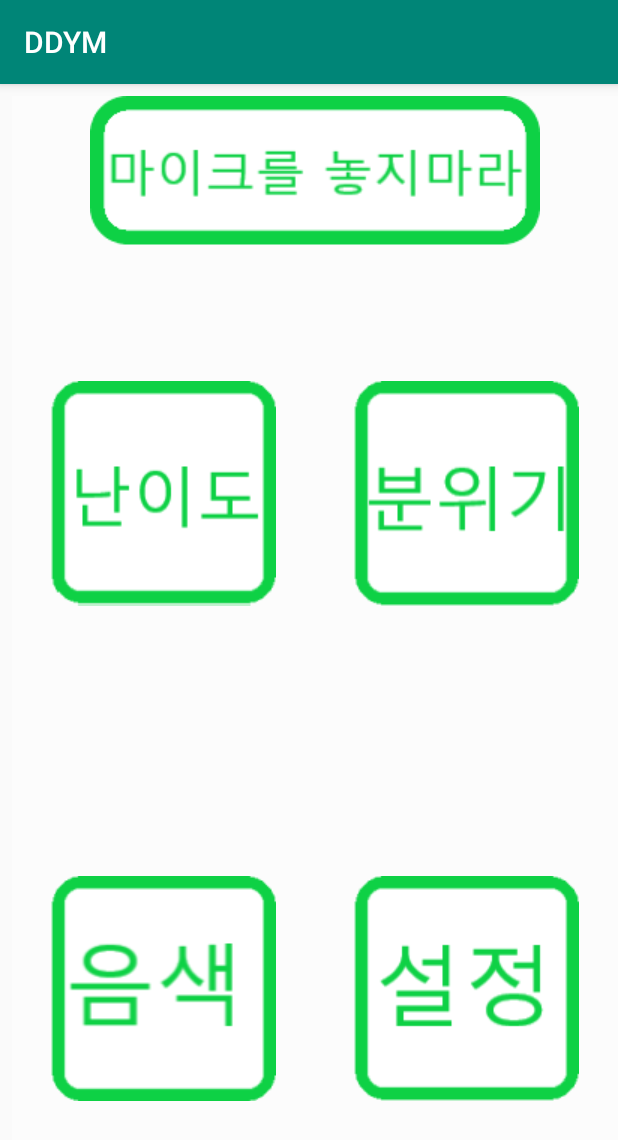
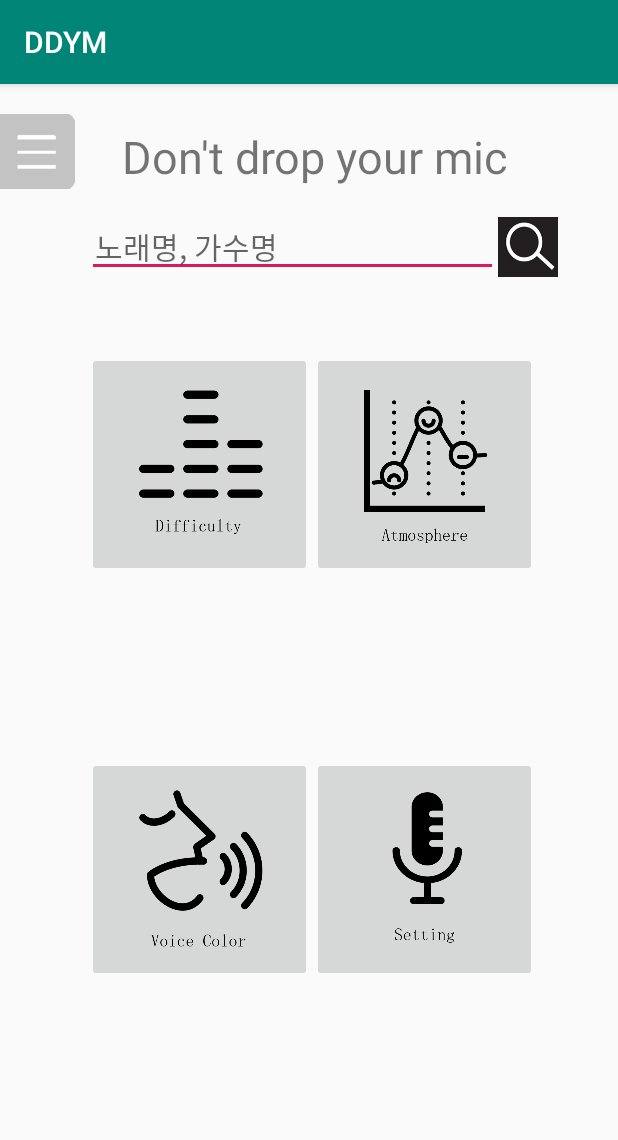
Before and after one commit to liqurt/Gachon-2020-Dont-drop-your-mic, an Android app: the screen it shows after launch (MainActivity), on a phone screen of 412 x 824 dp. Shown: the top 1140 px of the screen. Run offline under Robolectric (Android 15) with nearby library versions, the phone set to English and light mode, and no system bars; 2 statements that could not run were skipped.

Commit message:
update picture

```diff
--- a/app/src/main/res/layout/activity_main.xml
+++ b/app/src/main/res/layout/activity_main.xml
@@ -1,10 +1,68 @@
 <?xml version="1.0" encoding="utf-8"?>
-<android.support.constraint.ConstraintLayout xmlns:android="http://schemas.android.com/apk/res/android"
+<RelativeLayout xmlns:android="http://schemas.android.com/apk/res/android"
     xmlns:app="http://schemas.android.com/apk/res-auto"
     xmlns:tools="http://schemas.android.com/tools"
     android:layout_width="match_parent"
     android:layout_height="match_parent"
-    tools:context=".MainActivity">
+    android:orientation="vertical"
+    tools:context="MainActivity">
+
+    <!--슬라이드 메뉴-->
+    <Button
+        android:id="@+id/btnMenu"
+        android:layout_height="50dp"
+        android:layout_width="50dp"
+        android:layout_marginTop="20dp"
+        android:background="@drawable/menu_button" />
+
+    <LinearLayout
+        android:id="@+id/slideMenu"
+        android:layout_width="200dp"
+        android:layout_height="match_parent"
+        android:orientation="vertical"
+        android:background="@color/color_White"
+        android:visibility="gone">
+
+        <TextView
+            android:layout_width="wrap_content"
+            android:layout_height="wrap_content"
+            android:layout_marginTop="90dp"
+            android:layout_marginBottom="50dp"
+            android:textSize="35dp"
+            android:textStyle="bold"
+            android:textColor="#000000"
+            android:layout_gravity="center"
+            android:text="MENU"/>
+        <Button
+            android:id="@+id/menu_difficulty"
+            android:layout_width="150dp"
+            android:layout_height="60dp"
+            android:layout_gravity="center"
+            android:text="Difficulty"
+            android:textSize="19dp" />
+        <Button
+            android:id="@+id/menu_atmosphere"
+            android:layout_width="150dp"
+            android:layout_height="60dp"
+            android:layout_gravity="center"
+            android:text="Atmosphere"
+            android:textSize="19dp" />
+        <Button
+            android:id="@+id/menu_voice_color"
+            android:layout_width="150dp"
+            android:layout_height="60dp"
+            android:layout_gravity="center"
+            android:text="Voice Color"
+            android:textSize="19dp" />
+
+        <Button
+            android:id="@+id/menu_setting"
+            android:layout_width="150dp"
+            android:layout_height="60dp"
+            android:layout_gravity="center"
+            android:text="Setting"
+            android:textSize="19dp" />
+    </LinearLayout>
 
     <LinearLayout
         android:layout_width="match_parent"
@@ -16,18 +74,52 @@
         app:layout_constraintStart_toStartOf="parent"
         app:layout_constraintTop_toTopOf="parent">
 
-        <ImageButton
+        <TextView
             android:id="@+id/title"
+            android:layout_width="wrap_content"
+            android:layout_height="wrap_content"
+            android:layout_gravity="center"
+            android:layout_marginTop="20dp"
+            android:fontFamily="sans-serif"
+            android:text="Don't drop your mic"
+            android:textSize="30dp" />
+        <!-- 검색 기능 -->
+        <LinearLayout
+            android:id="@+id/searchBar"
             android:layout_width="match_parent"
             android:layout_height="wrap_content"
-            android:background="@android:drawable/screen_background_light_transparent"
-            android:contentDescription="@string/cd_title"
-            app:srcCompat="@drawable/title" />
+            android:orientation="horizontal"
+            android:layout_centerHorizontal="true"
+            android:layout_below="@+id/title"
+            android:layout_marginTop="20dp">
+
+            <EditText
+                android:id="@+id/label"
+                android:layout_width="wrap_content"
+                android:layout_height="40dp"
+                android:paddingLeft="5dp"
+                android:textColor="#000000"
+                android:textSize="20dp"
+                android:layout_marginLeft="50dp"
+                android:layout_weight="1"
+                android:padding="5dp"
+                android:hint="노래명, 가수명"/>
+
+            <ImageButton
+                android:id="@+id/searchBTN"
+                android:layout_width="40dp"
+                android:layout_height="40dp"
+                android:scaleType="fitCenter"
+                android:background="@color/colorCharcoal"
+                android:layout_marginRight="40dp"
+                android:src="@drawable/search_button"/>
+        </LinearLayout>
 
         <LinearLayout
             android:orientation="vertical"
             android:layout_width="match_parent"
-            android:layout_height="match_parent">
+            android:layout_height="match_parent"
+            android:layout_margin="50dp">
             <LinearLayout
                 android:layout_weight="1"
                 android:orientation="horizontal"
@@ -36,19 +128,17 @@
 
                 <ImageButton
                     android:id="@+id/difficulty"
-                    android:layout_width="match_parent"
-                    android:layout_height="match_parent"
-                    android:layout_weight="1"
-                    android:background="@android:drawable/screen_background_light_transparent"
+                    android:layout_width="150dp"
+                    android:layout_height="150dp"
                     android:contentDescription="@string/cd_difficulty"
+                    android:scaleType="fitCenter"
                     android:src="@drawable/difficulty" />
 
                 <ImageButton
                     android:id="@+id/atmosphere"
-                    android:layout_width="match_parent"
-                    android:layout_height="match_parent"
-                    android:layout_weight="1"
-                    android:background="@android:drawable/screen_background_light_transparent"
+                    android:layout_width="150dp"
+                    android:layout_height="150dp"
+                    android:scaleType="fitCenter"
                     android:contentDescription="@string/cd_atmosphere"
                     android:src="@drawable/atmosphere" />
             </LinearLayout>
@@ -60,23 +150,21 @@
 
                 <ImageButton
                     android:id="@+id/voice_color"
-                    android:layout_width="match_parent"
-                    android:layout_height="match_parent"
-                    android:layout_weight="1"
-                    android:background="@android:drawable/screen_background_light_transparent"
+                    android:layout_width="150dp"
+                    android:layout_height="150dp"
+                    android:scaleType="fitCenter"
                     android:contentDescription="@string/cd_voice_color"
                     android:src="@drawable/voice_color" />
 
                 <ImageButton
                     android:id="@+id/settings"
-                    android:layout_width="match_parent"
-                    android:layout_height="match_parent"
-                    android:layout_weight="1"
-                    android:background="@android:drawable/screen_background_light_transparent"
+                    android:layout_width="150dp"
+                    android:layout_height="150dp"
+                    android:scaleType="fitCenter"
                     android:contentDescription="@string/cd_settings"
-                    android:src="@drawable/settings" />
+                    android:src="@drawable/setting" />
             </LinearLayout>
         </LinearLayout>
     </LinearLayout>
 
-</android.support.constraint.ConstraintLayout>
+</RelativeLayout>
--- a/app/src/main/res/values/colors.xml
+++ b/app/src/main/res/values/colors.xml
@@ -3,4 +3,6 @@
     <color name="colorPrimary">#008577</color>
     <color name="colorPrimaryDark">#00574B</color>
     <color name="colorAccent">#D81B60</color>
+    <color name="color_White">#ffffff</color>
+    <color name="colorCharcoal">#231F20</color>
 </resources>
```
Also changed, not shown: app/src/main/res/drawable/atmosphere.png, app/src/main/res/drawable/difficulty.png, app/src/main/res/drawable/menu_button.png (added), app/src/main/res/drawable/mic_icon.png (added), app/src/main/res/drawable/search_button.png (added), app/src/main/res/drawable/setting.png (added), app/src/main/res/drawable/voice_color.png.
